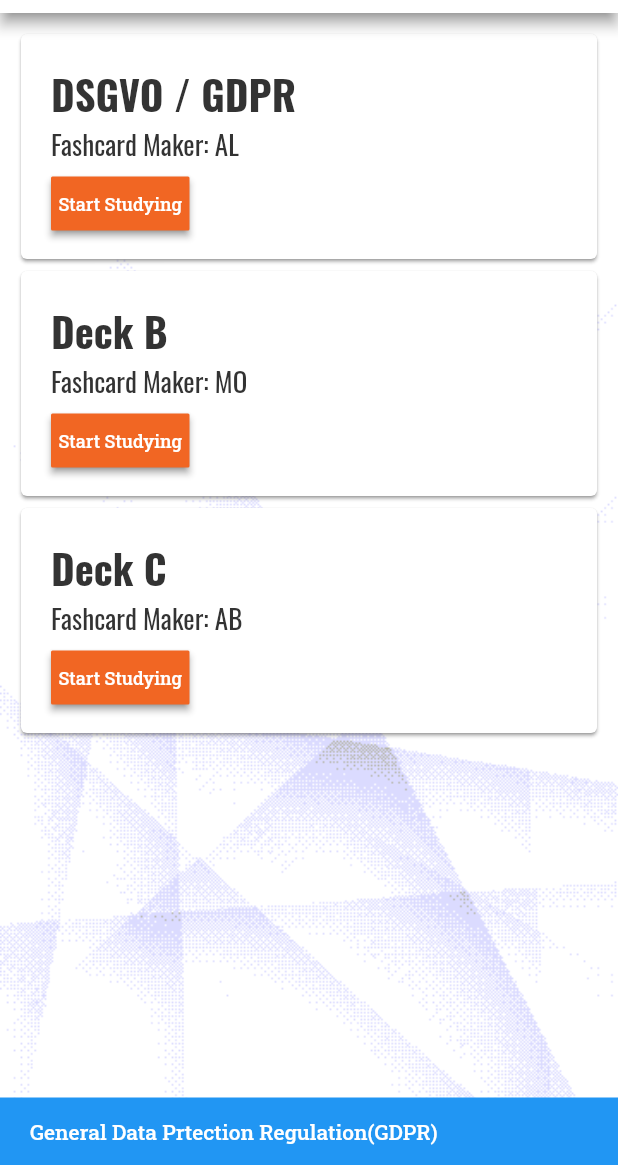
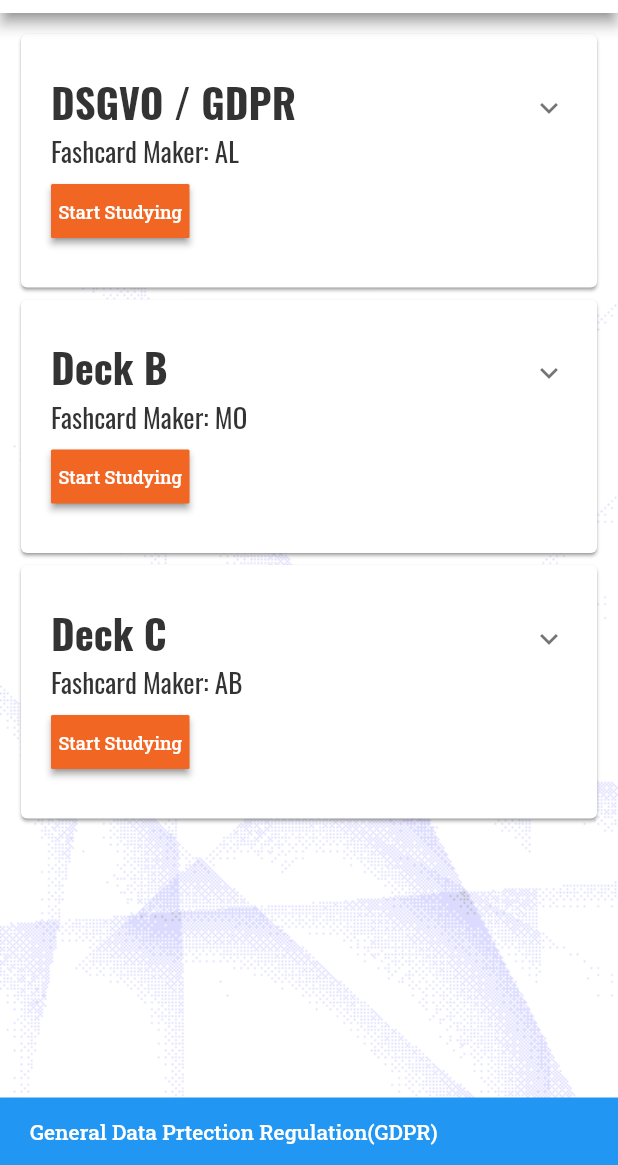
Before and after one commit to iwilfried/Flutter-Flashcards-Portrait, a Flutter app: the screen it shows after launch, swiped to page 2, on a phone screen of 412 x 824 dp, the part 71-1236 px from its top. Run offline on Flutter 3.47's test engine with Material 2 defaults, Android fonts, the phone set to English and light mode, and no system bars; drawn by our look-alikes of auto_size_text; our stand-ins replace flip_card, flutter_riverpod, google_fonts, shared_preferences, styled_text.

Commit message:
adding explanation to the categories

```diff
--- a/assets/slides.json
+++ b/assets/slides.json
@@ -5,6 +5,7 @@
 		{
 			"categoryName" : "DSGVO / GDPR",
 			"FlashCardMaker": "AL",
+			"explanation" : "first Deck explanation",
 			"slides": [
 				{
 					"First Side": "<bold>Was</bold> ist <red>die</red> DSGVO?",
@@ -87,6 +88,8 @@
 		{
 			"categoryName" : "Deck B",
 			"FlashCardMaker" : "MO",
+			"explanation" : "Second Deck explanation",
+
 			"slides": [
 				{
 					"First Side": "<bold>Was</bold> ist <red>die</red> DSGVO?",
@@ -114,6 +117,8 @@
 		{
 			"categoryName" : "Deck C",
 			"FlashCardMaker" : "AB",
+			"explanation" : "Third Deck explanation",
+
 			"slides": [
 				{
 					"First Side": "<bold>Was</bold> ist <red>die</red> DSGVO?",
--- a/lib/main.dart
+++ b/lib/main.dart
@@ -2,7 +2,6 @@
 import 'package:flutter/services.dart';
 import 'package:flutter_riverpod/flutter_riverpod.dart';
 
-import 'screens/slides_screen.dart';
 import 'state_managment/dark_mode_state_manager.dart';
 import 'screens/main_screen.dart';
 
--- a/lib/models/category.dart
+++ b/lib/models/category.dart
@@ -3,10 +3,12 @@
 class Category {
   String categoryName;
   String flashCardMaker;
+  String explanation;
   List<Slide> slides;
 
   Category({
     required this.slides,
+    required this.explanation,
     required this.categoryName,
     required this.flashCardMaker,
   });
@@ -14,5 +16,6 @@
   Category.fromJson(Map<String, dynamic> json)
       : categoryName = json["categoryName"],
         flashCardMaker = json["FlashCardMaker"],
+        explanation = json["explanation"],
         slides = List<Slide>.from(json['slides'].map((e) => Slide.fromJson(e)));
 }
--- a/lib/screens/categories_screen.dart
+++ b/lib/screens/categories_screen.dart
@@ -43,13 +43,12 @@
           itemCount: widget.categories.length,
           itemBuilder: (context, index) {
             return Card(
-              child: Container(
-                height: 150,
+              child: ExpansionTile(
+                tilePadding: const EdgeInsets.all(20),
+                title: SizedBox(
                   width: MediaQuery.of(context).size.width,
-                padding: const EdgeInsets.all(20),
                   child: Column(
                     crossAxisAlignment: CrossAxisAlignment.start,
-                  mainAxisAlignment: MainAxisAlignment.spaceAround,
                     children: [
                       AutoSizeText(
                         widget.categories[index].categoryName,
@@ -71,7 +70,10 @@
                           fontSize: 18,
                         )),
                       ),
-                    Padding(
+                    ],
+                  ),
+                ),
+                subtitle: Padding(
                   padding: const EdgeInsets.symmetric(vertical: 2),
                   child: Row(
                     mainAxisAlignment: MainAxisAlignment.start,
@@ -89,8 +91,8 @@
                           MaterialPageRoute(
                               builder: (context) => SlidesScreen(
                                   slides: widget.categories[index].slides,
-                                      categoryName: widget
-                                          .categories[index].categoryName)),
+                                  categoryName:
+                                      widget.categories[index].categoryName)),
                         ),
                         child: Text('Start Studying',
                             style: GoogleFonts.robotoSlab(
@@ -103,8 +105,25 @@
                     ],
                   ),
                 ),
+                children: [
+                  Padding(
+                    padding: const EdgeInsets.all(20),
+                    child: Row(
+                      mainAxisAlignment: MainAxisAlignment.start,
+                      children: [
+                        Text(
+                          widget.categories[index].explanation,
+                          style: GoogleFonts.oswald(
+                              textStyle: TextStyle(
+                            fontWeight: FontWeight.normal,
+                            color: Theme.of(context).primaryColor,
+                            fontSize: 15,
+                          )),
+                        ),
                       ],
                     ),
+                  ),
+                ],
               ),
             );
           }),
```
Lines whose indentation alone changed are shown as unchanged.
